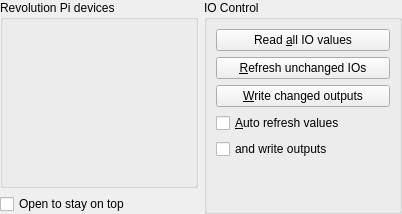
Above: ui_dev/debugcontrol.ui from naruxde/revpicommander before the change. Below: the same form after it.
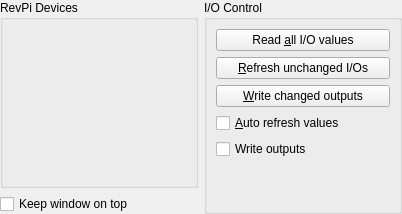
That is the form after the change.

What changed in the file:
```diff
--- a/ui_dev/debugcontrol.ui
+++ b/ui_dev/debugcontrol.ui
@@ -32,7 +32,7 @@
    <item row="0" column="0">
     <widget class="QGroupBox" name="gb_devices">
      <property name="title">
-      <string>Revolution Pi devices</string>
+      <string>RevPi Devices</string>
      </property>
      <layout class="QVBoxLayout" name="vl_devices"/>
     </widget>
@@ -40,14 +40,14 @@
    <item row="1" column="0">
     <widget class="QCheckBox" name="cbx_stay_on_top">
      <property name="text">
-      <string>Open to stay on top</string>
+      <string>Keep window on top</string>
      </property>
     </widget>
    </item>
    <item row="0" column="1" rowspan="2">
     <widget class="QGroupBox" name="gb_control">
      <property name="title">
-      <string>IO Control</string>
+      <string>I/O Control</string>
      </property>
      <layout class="QVBoxLayout" name="verticalLayout">
       <item>
@@ -58,7 +58,7 @@
 Hold this button pressed and it will refresh the IOs every 200 ms.</string>
         </property>
         <property name="text">
-         <string>Read &amp;all IO values</string>
+         <string>Read &amp;all I/O values</string>
         </property>
         <property name="autoRepeat">
          <bool>true</bool>
@@ -79,7 +79,7 @@
 Hold this button pressed and it will refresh the IOs every 200 ms.</string>
         </property>
         <property name="text">
-         <string>&amp;Refresh unchanged IOs</string>
+         <string>&amp;Refresh unchanged I/Os</string>
         </property>
         <property name="autoRepeat">
          <bool>true</bool>
@@ -112,7 +112,7 @@
       <item>
        <widget class="QCheckBox" name="cbx_write">
         <property name="text">
-         <string>and write outputs</string>
+         <string>Write outputs</string>
         </property>
        </widget>
       </item>
```
Left out of the diff: 10 changed lines with no effect on the pictures.
